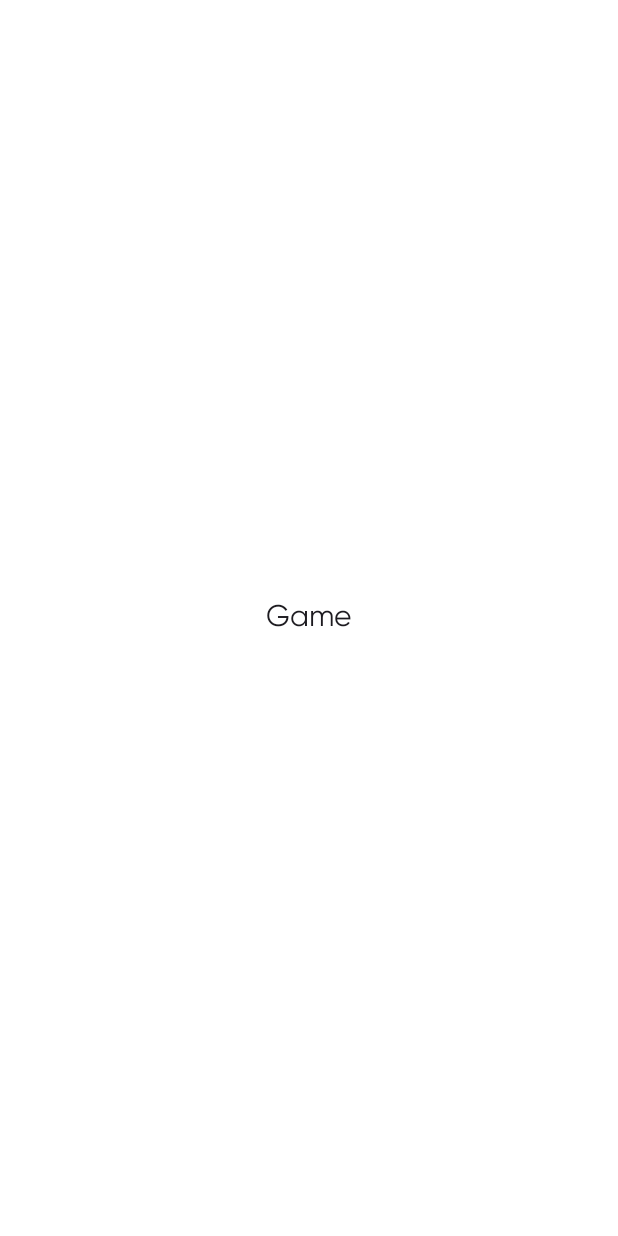
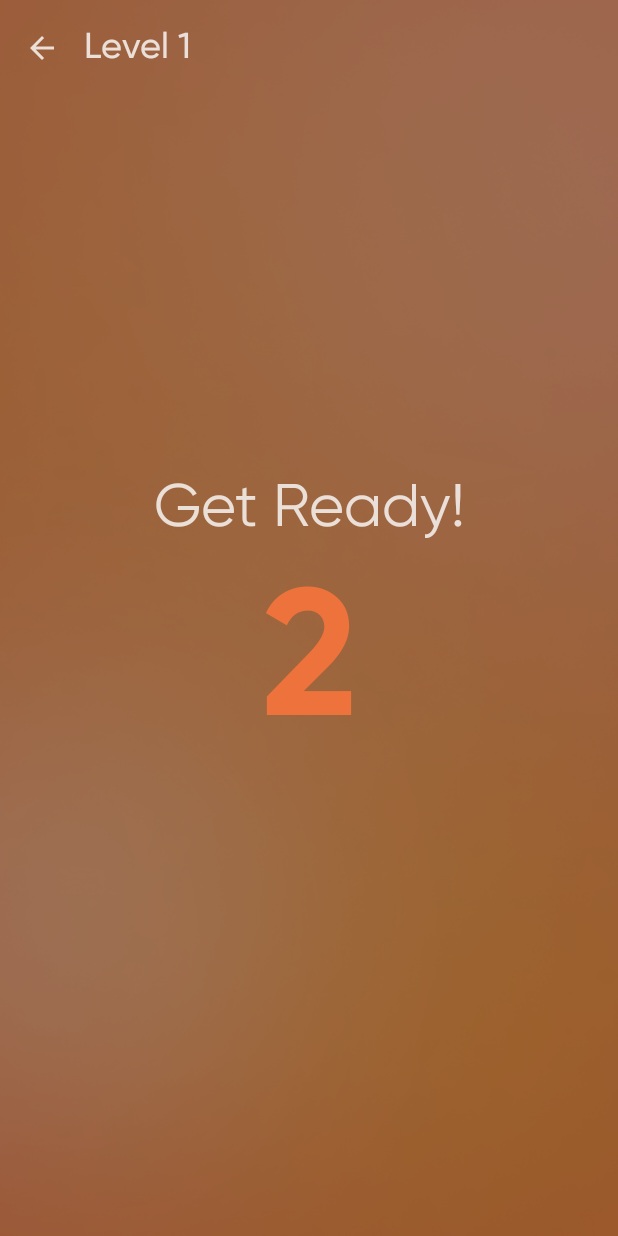
Before and after one commit to vishenkaaa/Fun-combination, an Android app built with Jetpack Compose: the GameRoute screen opened through its navigation route, on a phone screen of 412 x 824 dp. Before the commit the screen is almost empty. Run offline under Robolectric (Android 15) with nearby library versions, the phone set to English and light mode, and no system bars; our stand-ins replace Dagger/Hilt's generated code.

Commit message:
Feat: Add Game Screen

```diff
--- a/presentation/src/main/java/com/example/presentation/common/ui/values/Color.kt
+++ b/presentation/src/main/java/com/example/presentation/common/ui/values/Color.kt
@@ -17,9 +17,13 @@ val Shadow: Color
     @Composable
     get() = colorResource(R.color.shadow)
 
-val Background: Color
+val White: Color
     @Composable
-    get() = colorResource(R.color.background)
+    get() = colorResource(R.color.white)
+
+val White_80: Color
+    @Composable
+    get() = colorResource(R.color.white_80)
 
 val Dark: Color
     @Composable
--- a/presentation/src/main/java/com/example/presentation/common/ui/values/Theme.kt
+++ b/presentation/src/main/java/com/example/presentation/common/ui/values/Theme.kt
@@ -8,13 +8,11 @@ private val ColorScheme
     @Composable
     get() = lightColorScheme(
         primary = Primary,
-        onPrimary = Background,
+        onPrimary = White_80,
         secondary = Secondary,
-        onSecondary = Background,
-        background = Background,
+        onSecondary = White_80,
+        background = White,
         onBackground = Dark,
-        primaryContainer = Dark,
-        onPrimaryContainer = Dark,
         error = Red,
         onError = Dark,
         surfaceVariant = Shadow
--- a/presentation/src/main/java/com/example/presentation/common/ui/values/Type.kt
+++ b/presentation/src/main/java/com/example/presentation/common/ui/values/Type.kt
@@ -76,7 +76,7 @@ val body3: TextStyle
     @Composable
     get() = TextStyle(
         fontFamily = gilroyFontFamily,
-        fontWeight = FontWeight.Normal,
+        fontWeight = FontWeight.Medium,
         fontSize = 16.sp,
         lineHeight = 18.sp,
         color = MaterialTheme.colorScheme.onBackground
--- /dev/null
+++ b/presentation/src/main/java/com/example/presentation/feature/mainMenu/game/GameScreen.kt
@@ -0,0 +1,355 @@
+package com.example.presentation.feature.mainMenu.game
+
+import androidx.compose.animation.AnimatedVisibility
+import androidx.compose.animation.core.tween
+import androidx.compose.animation.fadeIn
+import androidx.compose.animation.fadeOut
+import androidx.compose.animation.scaleIn
+import androidx.compose.animation.scaleOut
+import androidx.compose.animation.slideInVertically
+import androidx.compose.animation.slideOutVertically
+import androidx.compose.foundation.Image
+import androidx.compose.foundation.background
+import androidx.compose.foundation.border
+import androidx.compose.foundation.layout.Arrangement
+import androidx.compose.foundation.layout.Box
+import androidx.compose.foundation.layout.Column
+import androidx.compose.foundation.layout.Row
+import androidx.compose.foundation.layout.Spacer
+import androidx.compose.foundation.layout.fillMaxSize
+import androidx.compose.foundation.layout.fillMaxWidth
+import androidx.compose.foundation.layout.height
+import androidx.compose.foundation.layout.padding
+import androidx.compose.foundation.layout.size
+import androidx.compose.foundation.shape.CircleShape
+import androidx.compose.foundation.shape.RoundedCornerShape
+import androidx.compose.material.icons.Icons
+import androidx.compose.material.icons.automirrored.filled.ArrowBack
+import androidx.compose.material3.ExperimentalMaterial3Api
+import androidx.compose.material3.Icon
+import androidx.compose.material3.IconButton
+import androidx.compose.material3.MaterialTheme
+import androidx.compose.material3.Scaffold
+import androidx.compose.material3.Text
+import androidx.compose.material3.TopAppBar
+import androidx.compose.material3.TopAppBarDefaults
+import androidx.compose.runtime.Composable
+import androidx.compose.runtime.collectAsState
+import androidx.compose.runtime.getValue
+import androidx.compose.runtime.key
+import androidx.compose.ui.Alignment
+import androidx.compose.ui.Modifier
+import androidx.compose.ui.draw.clip
+import androidx.compose.ui.graphics.Color
+import androidx.compose.ui.layout.ContentScale
+import androidx.compose.ui.res.painterResource
+import androidx.compose.ui.unit.dp
+import androidx.compose.ui.unit.sp
+import androidx.lifecycle.viewmodel.compose.viewModel
+import com.example.domain.model.GameEmoji
+import com.example.presentation.R
+import com.example.presentation.common.ui.components.EmojiButton
+import com.example.presentation.feature.mainMenu.game.model.GameState
+
+@Composable
+fun GameRoute(
+    onNavigateBack: () -> Unit,
+    onNavigateToGameOver: (score: Int) -> Unit,
+    viewModel: GameViewModel = viewModel()
+) {
+    val gameState by viewModel.gameState.collectAsState()
+
+    if (gameState.isGameOver) {
+        onNavigateToGameOver(viewModel.getScore())
+    }
+
+    GameScreen(
+        gameState = gameState,
+        onEmojiPressed = viewModel::onEmojiPressed,
+        onNavigateBack = onNavigateBack
+    )
+}
+
+@OptIn(ExperimentalMaterial3Api::class)
+@Composable
+fun GameScreen(
+    gameState: GameState,
+    onEmojiPressed: (GameEmoji) -> Unit,
+    onNavigateBack: () -> Unit
+) {
+    Box(modifier = Modifier.fillMaxSize()) {
+        Image(
+            painter = painterResource(id = R.drawable.splash_bg),
+            contentDescription = null,
+            modifier = Modifier.fillMaxSize(),
+            contentScale = ContentScale.Crop
+        )
+
+        Box(
+            modifier = Modifier
+                .fillMaxSize()
+                .background(MaterialTheme.colorScheme.onBackground.copy(alpha = 0.4f))
+        )
+
+        Scaffold(
+            topBar = {
+                TopAppBar(
+                    title = {
+                        Text(
+                            text = "Level ${gameState.currentLevel}",
+                            style = MaterialTheme.typography.titleMedium,
+                            color = MaterialTheme.colorScheme.onPrimary
+                        )
+                    },
+                    navigationIcon = {
+                        IconButton(onClick = onNavigateBack) {
+                            Icon(
+                                imageVector = Icons.AutoMirrored.Filled.ArrowBack,
+                                contentDescription = "Back",
+                                tint = MaterialTheme.colorScheme.onPrimary
+                            )
+                        }
+                    },
+                    colors = TopAppBarDefaults.topAppBarColors(
+                        containerColor = Color.Transparent,
+                        scrolledContainerColor = Color.Transparent
+                    )
+                )
+            },
+            containerColor = Color.Transparent
+        ) { paddingValues ->
+            Box(modifier = Modifier.fillMaxSize()) {
+                Column(
+                    modifier = Modifier
+                        .fillMaxSize()
+                        .padding(paddingValues)
+                        .padding(16.dp),
+                    horizontalAlignment = Alignment.CenterHorizontally
+                ) {
+                    ProgressSection(
+                        currentProgress = gameState.userInput.size,
+                        totalProgress = gameState.sequence.size,
+                        isShowingSequence = gameState.isShowingSequence
+                    )
+
+                    Spacer(modifier = Modifier.weight(1f))
+
+                    AnimatedVisibility(
+                        visible = gameState.isWaitingForInput,
+                        enter = slideInVertically(
+                            initialOffsetY = { it }
+                        ) + fadeIn(animationSpec = tween(durationMillis = 300)),
+
+                        exit = slideOutVertically(
+                            targetOffsetY = { it }
+                        ) + fadeOut(animationSpec = tween(durationMillis = 300))
+                    ) {
+                        EmojiButtonsPanel(
+                            onEmojiPressed = onEmojiPressed,
+                            enabled = gameState.isWaitingForInput && !gameState.isGameOver,
+                        )
+                    }
+                }
+
+                DisplayArea(
+                    gameState = gameState
+                )
+
+                AnimatedVisibility(
+                    visible = gameState.showReadyScreen,
+                    enter = scaleIn(tween(300)) + fadeIn(tween(300)),
+                    exit = scaleOut(tween(300)) + fadeOut(tween(300))
+                ) {
+                    ReadyScreen(countdown = gameState.countdown)
+                }
+            }
+        }
+    }
+}
+
+@Composable
+private fun ProgressSection(
+    currentProgress: Int,
+    totalProgress: Int,
+    isShowingSequence: Boolean
+) {
+    Column(
+        horizontalAlignment = Alignment.CenterHorizontally,
+        verticalArrangement = Arrangement.spacedBy(8.dp)
+    ) {
+        Text(
+            text = if (isShowingSequence) "Watch carefully!" else "Your turn!",
+            style = MaterialTheme.typography.titleMedium,
+            color = MaterialTheme.colorScheme.onPrimary,
+
+        )
+
+        if (!isShowingSequence && totalProgress > 0) {
+            Row(
+                horizontalArrangement = Arrangement.spacedBy(8.dp),
+                verticalAlignment = Alignment.CenterVertically
+            ) {
+                repeat(totalProgress) { index ->
+                    Box(
+                        modifier = Modifier
+                            .size(16.dp)
+                            .clip(CircleShape)
+                            .background(
+                                if (index < currentProgress)
+                                    MaterialTheme.colorScheme.primary
+                                else
+                                    MaterialTheme.colorScheme.background.copy(alpha = 0.6f)
+                            )
+                    )
+                }
+            }
+            Text(
+                text = "$currentProgress / $totalProgress",
+                style = MaterialTheme.typography.bodySmall,
+                color = MaterialTheme.colorScheme.background.copy(alpha = 0.4f)
+            )
+        }
+    }
+}
+
+@Composable
+private fun DisplayArea(
+    gameState: GameState
+) {
+    Box(
+        modifier = Modifier
+            .fillMaxWidth()
+            .padding(top = 250.dp)
+            .height(280.dp)
+            .padding(16.dp)
+            .clip(RoundedCornerShape(24.dp))
+            .background(MaterialTheme.colorScheme.background.copy(alpha = 0.1f))
+            .border(
+                width = 2.dp,
+                color = MaterialTheme.colorScheme.background.copy(alpha = 0.5f),
+                shape = RoundedCornerShape(24.dp)
+            ),
+        contentAlignment = Alignment.Center
+    ) {
+        if (gameState.isShowingSequence && gameState.currentDisplayIndex >= 0) {
+            val emoji = gameState.sequence.getOrNull(gameState.currentDisplayIndex)
+            emoji?.let {
+                key("sequence_${gameState.currentDisplayIndex}_${it.emoji}") {
+                    AnimatedEmoji(emoji = it.emoji)
+                }
+            }
+        }
+
+        if (gameState.lastPressedEmoji != null && !gameState.isShowingSequence) {
+            key("pressed_${gameState.lastPressedEmoji.emoji}") {
+                AnimatedEmoji(emoji = gameState.lastPressedEmoji.emoji)
+            }
+        }
+
+        if ((!gameState.isShowingSequence && gameState.lastPressedEmoji == null) ||
+            (gameState.isShowingSequence && gameState.currentDisplayIndex == -1)) {
+            Text(
+                text = "?",
+                style = MaterialTheme.typography.displayMedium.copy(fontSize = 80.sp),
+                color = MaterialTheme.colorScheme.background.copy(alpha = 0.4f)
+            )
+        }
+    }
+}
+
+@Composable
+private fun AnimatedEmoji(emoji: String) {
+    AnimatedVisibility(
+        visible = true,
+        enter = fadeIn(tween(200)) + scaleIn(tween(200)),
+        exit = fadeOut(tween(200)) + scaleOut(tween(200))
+    ) {
+        Text(
+            text = emoji,
+            fontSize = 120.sp
+        )
+    }
+}
+
+@Composable
+private fun EmojiButtonsPanel(
+    onEmojiPressed: (GameEmoji) -> Unit,
+    enabled: Boolean,
+) {
+    Column(
+        verticalArrangement = Arrangement.spacedBy(12.dp),
+        modifier = Modifier.fillMaxWidth()
+    ) {
+        Row(
+            modifier = Modifier.fillMaxWidth(),
+            horizontalArrangement = Arrangement.spacedBy(12.dp, Alignment.CenterHorizontally)
+        ) {
+            GameEmoji.entries.take(3).forEach { emoji ->
+                EmojiButton(
+                    emoji = emoji,
+                    onClick = { onEmojiPressed(emoji) },
+                    enabled = enabled,
+                )
+            }
+        }
+
+        Row(
+            modifier = Modifier.fillMaxWidth(),
+            horizontalArrangement = Arrangement.spacedBy(12.dp, Alignment.CenterHorizontally)
+        ) {
+            GameEmoji.entries.drop(3).forEach { emoji ->
+                EmojiButton(
+                    emoji = emoji,
+                    onClick = { onEmojiPressed(emoji) },
+                    enabled = enabled,
+                )
+            }
+        }
+    }
+}
+
+@Composable
+private fun ReadyScreen(countdown: Int) {
+    Box(
+        modifier = Modifier
+            .fillMaxSize(),
+        contentAlignment = Alignment.Center
+    ) {
+        Image(
+            painter = painterResource(id = R.drawable.splash_bg),
+            contentDescription = null,
+            modifier = Modifier.fillMaxSize(),
+            contentScale = ContentScale.Crop
+        )
+
+        Box(
+            modifier = Modifier
+                .fillMaxSize()
+                .background(MaterialTheme.colorScheme.onBackground.copy(alpha = 0.4f))
+        )
+
+        Column(
+            horizontalAlignment = Alignment.CenterHorizontally,
+            verticalArrangement = Arrangement.spacedBy(24.dp)
+        ) {
+            Text(
+                text = "Get Ready!",
+                style = MaterialTheme.typography.displayMedium,
+                color = MaterialTheme.colorScheme.onPrimary
+            )
+
+            AnimatedVisibility(
+                visible = true,
+                enter = scaleIn(tween(300)) + fadeIn(tween(300)),
+                exit = scaleOut(tween(300)) + fadeOut(tween(300))
+            ) {
+                Text(
+                    text = countdown.toString(),
+                    fontSize = 120.sp,
+                    style = MaterialTheme.typography.displayLarge.copy(fontSize = 80.sp),
+                    color = MaterialTheme.colorScheme.primary
+                )
+            }
+        }
+    }
+}
--- /dev/null
+++ b/presentation/src/main/java/com/example/presentation/feature/mainMenu/game/GameVM.kt
@@ -0,0 +1,139 @@
+package com.example.presentation.feature.mainMenu.game
+
+import androidx.lifecycle.viewModelScope
+import com.example.domain.model.GameEmoji
+import com.example.presentation.arch.BaseViewModel
+import com.example.presentation.feature.mainMenu.game.model.GameState
+import kotlinx.coroutines.delay
+import kotlinx.coroutines.flow.MutableStateFlow
+import kotlinx.coroutines.flow.StateFlow
+import kotlinx.coroutines.flow.asStateFlow
+import kotlinx.coroutines.flow.update
+import kotlinx.coroutines.launch
+
+class GameViewModel : BaseViewModel() {
+
+    private val _gameState = MutableStateFlow(GameState())
+    val gameState: StateFlow<GameState> = _gameState.asStateFlow()
+
+    init {
+        startNewGame()
+    }
+
+    private fun startNewGame() {
+        _gameState.update {
+            GameState(
+                currentLevel = 1,
+                sequence = emptyList(),
+                userInput = emptyList(),
+                isShowingSequence = false,
+                isGameOver = false,
+                currentDisplayIndex = -1,
+                isWaitingForInput = false,
+                showReadyScreen = false,
+                countdown = 3
+            )
+        }
+        startNextLevel()
+    }
+
+    private fun startNextLevel() {
+        viewModelScope.launch {
+            _gameState.update {
+                it.copy(
+                    showReadyScreen = true,
+                    countdown = 3,
+                    isWaitingForInput = false
+                )
+            }
+
+            repeat(3) { index ->
+                delay(1000)
+                _gameState.update { it.copy(countdown = 2 - index) }
+            }
+
+            delay(1000)
+
+            val newSequence = _gameState.value.sequence.toMutableList().apply {
+                add(GameEmoji.random())
+            }
+
+            _gameState.update {
+                it.copy(
+                    showReadyScreen = false,
+                    sequence = newSequence,
+                    userInput = emptyList(),
+                    isShowingSequence = true,
+                    isWaitingForInput = false,
+                    currentDisplayIndex = -1,
+                    lastPressedEmoji = null
+                )
+            }
+
+            delay(500)
+            newSequence.forEachIndexed { index, _ ->
+                _gameState.update { it.copy(currentDisplayIndex = index) }
+                delay(800)
+
+                _gameState.update { it.copy(currentDisplayIndex = -1) }
+                delay(300)
+            }
+
+            delay(200)
+            _gameState.update {
+                it.copy(
+                    isShowingSequence = false,
+                    currentDisplayIndex = -1,
+                    isWaitingForInput = true
+                )
+            }
+        }
+    }
+
+    fun onEmojiPressed(emoji: GameEmoji) {
+        if (!_gameState.value.isWaitingForInput || _gameState.value.isGameOver) {
+            return
+        }
+
+        val currentState = _gameState.value
+        val newUserInput = currentState.userInput + emoji
+
+        _gameState.update { it.copy(lastPressedEmoji = emoji) }
+
+        viewModelScope.launch {
+            delay(300)
+            _gameState.update { it.copy(lastPressedEmoji = null) }
+        }
+
+        val isCorrect = currentState.sequence
+            .take(newUserInput.size)
+            .zip(newUserInput)
+            .all { (expected, actual) -> expected == actual }
+
+        if (!isCorrect) {
+            _gameState.update {
+                it.copy(
+                    userInput = newUserInput,
+                    isGameOver = true,
+                    isWaitingForInput = false
+                )
+            }
+            return
+        }
+
+        _gameState.update { it.copy(userInput = newUserInput) }
+
+        if (newUserInput.size == currentState.sequence.size) {
+            viewModelScope.launch {
+                delay(500)
+                _gameState.update { it.copy(currentLevel = it.currentLevel + 1) }
+                delay(500)
+                startNextLevel()
+            }
+        }
+    }
+
+    fun getScore(): Int {
+        return _gameState.value.currentLevel - 1
+    }
+}
--- /dev/null
+++ b/presentation/src/main/java/com/example/presentation/feature/mainMenu/game/model/GameState.kt
@@ -0,0 +1,16 @@
+package com.example.presentation.feature.mainMenu.game.model
+
+import com.example.domain.model.GameEmoji
+
+data class GameState(
+    val sequence: List<GameEmoji> = emptyList(),
+    val userInput: List<GameEmoji> = emptyList(),
+    val currentLevel: Int = 1,
+    val isShowingSequence: Boolean = false,
+    val isGameOver: Boolean = false,
+    val currentDisplayIndex: Int = -1,
+    val isWaitingForInput: Boolean = false,
+    val lastPressedEmoji: GameEmoji? = null,
+    val showReadyScreen: Boolean = false,
+    val countdown: Int = 3
+)
--- a/presentation/src/main/java/com/example/presentation/navigation/AppNavHost.kt
+++ b/presentation/src/main/java/com/example/presentation/navigation/AppNavHost.kt
@@ -12,6 +12,7 @@ import androidx.navigation.NavHostController
 import androidx.navigation.compose.NavHost
 import androidx.navigation.compose.composable
 import com.example.presentation.feature.mainMenu.MainMenuRoute
+import com.example.presentation.feature.mainMenu.game.GameRoute
 import com.example.presentation.feature.mainMenu.privacyPolicy.PrivacyPolicyRoute
 import com.example.presentation.feature.splash.SplashRoute
 
@@ -64,12 +65,10 @@ private fun NavGraphBuilder.homeGraph(
     }
 
     composable<Main.Game> {
-        Box(
-            modifier = Modifier.fillMaxSize(),
-            contentAlignment = Alignment.Center
-        ) {
-            Text("Game")
-        }
+        GameRoute(
+            onNavigateBack = { navController.popBackStack() },
+            onNavigateToGameOver = { navController.navigate(Main.GameOver) }
+        )
     }
 
     composable<Main.HighScore> {
--- a/presentation/src/main/res/values/colors.xml
+++ b/presentation/src/main/res/values/colors.xml
@@ -3,7 +3,8 @@
     <color name="secondary">#CCCD954B</color>
     <color name="primary">#ED723C</color>
     <color name="shadow">#294F4F4F</color>
-    <color name="background">#FFFFFF</color>
+    <color name="white">#FFFFFF</color>
+    <color name="white_80">#CCFFFFFF</color>
     <color name="dark">#1D1D1D</color>
     <color name="red">#CCD92632</color>
 </resources>
```
Also changed, not shown: domain/src/main/java/com/example/domain/model/GameEmoji.kt (added, +13 -0 lines), presentation/src/main/java/com/example/presentation/common/ui/components/EmojiButton.kt (added, +39 -0 lines).
